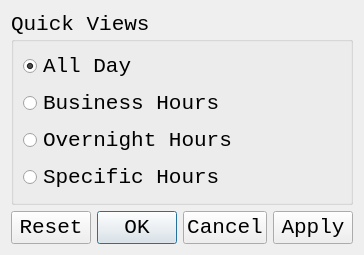
Before: the Qt Designer form quickviewsdialogbox.ui in UniversalKraftr/HuTemp, drawn with Qt 5.
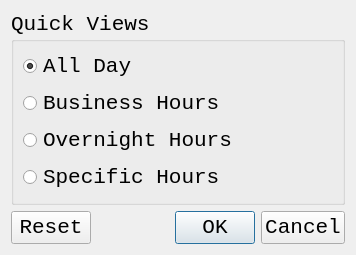
After: the same form once the commit is applied.

What changed in the file:
```diff
--- a/quickviewsdialogbox.ui
+++ b/quickviewsdialogbox.ui
@@ -78,7 +78,7 @@
       </font>
      </property>
      <property name="standardButtons">
-      <set>QDialogButtonBox::Apply|QDialogButtonBox::Cancel|QDialogButtonBox::Ok|QDialogButtonBox::Reset</set>
+      <set>QDialogButtonBox::Cancel|QDialogButtonBox::Ok|QDialogButtonBox::Reset</set>
      </property>
     </widget>
    </item>
```
